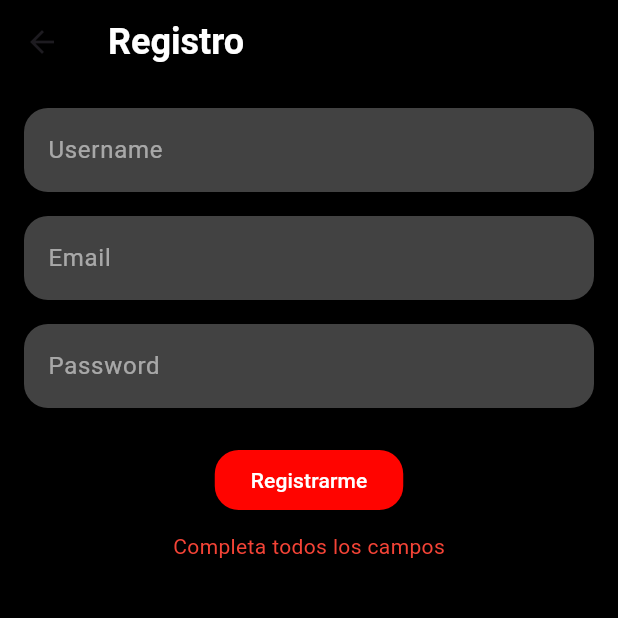
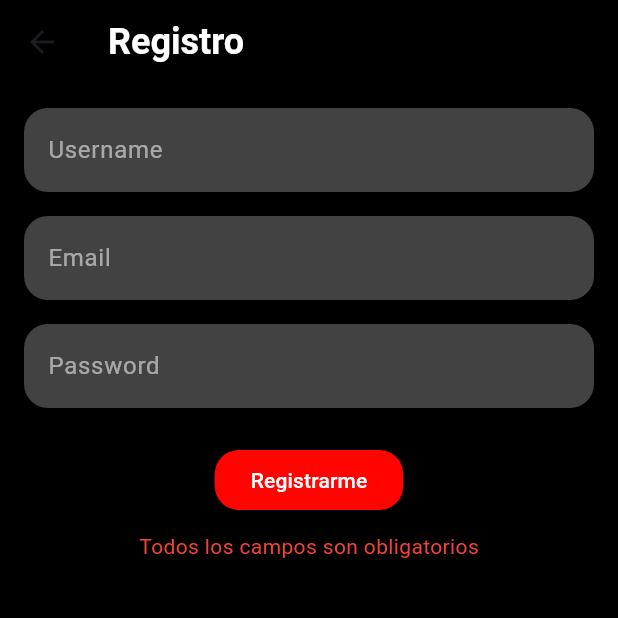
Before and after one commit to jeffreydtz/f1prodeflutter, a Flutter app: the RegisterScreen screen opened directly, after a tap on "Registrarme", on a phone screen of 412 x 824 dp, the top half of it. Run offline on Flutter 3.47's test engine with Material 3 defaults, Android fonts, the phone set to English and light mode, and no system bars; our stand-ins replace jwt_decoder, shared_preferences; accounts and stored records are empty.

Commit message:
Enhance registration screen with comprehensive input validation and error handling
- Added basic input validation for username, email, and password fields
- Implemented email format validation with '@' and '.' checks
- Added password length validation (minimum 8 characters)
- Improved error message handling for different registration scenarios
- Enhanced error display for server and connection-related issues
- Simplified success message and navigation after successful registration

```diff
--- a/lib/screens/register_screen.dart
+++ b/lib/screens/register_screen.dart
@@ -87,9 +87,28 @@ class _RegisterScreenState extends State<RegisterScreen> {
     final email = _emailController.text.trim();
     final password = _passwordController.text.trim();
 
+    // Validaciones básicas
     if (username.isEmpty || email.isEmpty || password.isEmpty) {
       setState(() {
-        _error = 'Completa todos los campos';
+        _error = 'Todos los campos son obligatorios';
+        _isLoading = false;
+      });
+      return;
+    }
+
+    // Validación de email
+    if (!email.contains('@') || !email.contains('.')) {
+      setState(() {
+        _error = 'Por favor ingresa un email válido';
+        _isLoading = false;
+      });
+      return;
+    }
+
+    // Validación de contraseña
+    if (password.length < 8) {
+      setState(() {
+        _error = 'La contraseña debe tener al menos 8 caracteres';
         _isLoading = false;
       });
       return;
@@ -100,38 +119,49 @@ class _RegisterScreenState extends State<RegisterScreen> {
       setState(() => _isLoading = false);
 
       if (response['success']) {
-        // Mostramos SnackBar de éxito
         if (mounted) {
           ScaffoldMessenger.of(context).showSnackBar(
-            SnackBar(
-              content:
-                  Text(response['message'] ?? '¡Usuario registrado con éxito!'),
+            const SnackBar(
+              content: Text('¡Usuario registrado con éxito!'),
               backgroundColor: Colors.green,
             ),
           );
-          // Retornamos a la pantalla de Login
           Navigator.pop(context);
         }
       } else {
-        final errors = response['errors'] as Map<String, dynamic>;
+        String errorMessage = '';
+
+        if (response['errors'] is Map<String, dynamic>) {
+          final errors = response['errors'] as Map<String, dynamic>;
+          if (errors.containsKey('username')) {
+            errorMessage = errors['username'].toString();
+          } else if (errors.containsKey('email')) {
+            errorMessage = errors['email'].toString();
+          } else if (errors.containsKey('password')) {
+            errorMessage = errors['password'].toString();
+          } else if (errors.containsKey('detail')) {
+            errorMessage = errors['detail'].toString();
+          }
+        } else if (response['error'] != null) {
+          errorMessage = response['error'].toString();
+        }
+
         setState(() {
-          if (errors.containsKey('username')) {
-            _error = errors['username'];
-          } else if (errors.containsKey('email')) {
-            _error = errors['email'];
-          } else if (errors.containsKey('password')) {
-            _error = errors['password'];
-          } else if (errors.containsKey('detail')) {
-            _error = errors['detail'];
-          } else {
-            _error = 'Error en el registro. Por favor, intente nuevamente.';
-          }
+          _error = errorMessage.isNotEmpty
+              ? errorMessage
+              : 'Error en el registro. Por favor, intente nuevamente.';
         });
       }
     } catch (e) {
       setState(() {
         _isLoading = false;
-        _error = 'Error de conexión. Por favor, intente nuevamente.';
+        if (e.toString().contains('500')) {
+          _error = 'Error en el servidor. Por favor, intente más tarde.';
+        } else if (e.toString().contains('timeout')) {
+          _error = 'Tiempo de espera agotado. Verifica tu conexión.';
+        } else {
+          _error = 'Error de conexión. Por favor, intente nuevamente.';
+        }
       });
     }
   }
```
